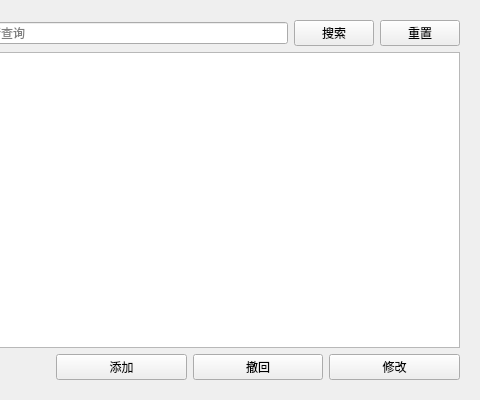
Before: the Qt Designer form CampusEventClient/sponsorview.ui in liuxing122119/CampusEventSign, drawn with Qt 5; both pictures show x 570 to 1050 and y 0 to 400 of the 1050 by 400 pixel window.
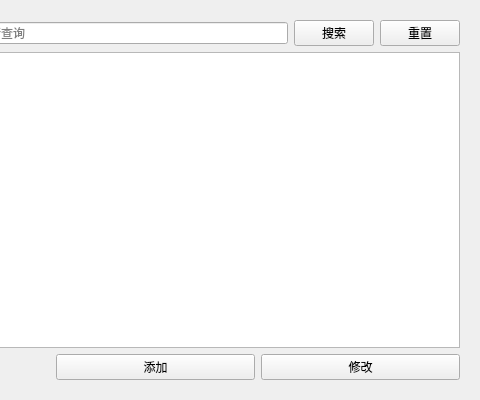
After: the same form once the commit is applied.

Diff of the .ui file:
```diff
--- a/CampusEventClient/sponsorview.ui
+++ b/CampusEventClient/sponsorview.ui
@@ -220,13 +220,6 @@
              </property>
             </widget>
            </item>
-           <item>
-            <widget class="QPushButton" name="btRedo">
-             <property name="text">
-              <string>撤回</string>
-             </property>
-            </widget>
-           </item>
            <item>
             <widget class="QPushButton" name="btUpdate">
              <property name="text">
```
Left out of the diff: 5 changed lines with no effect on the pictures.
